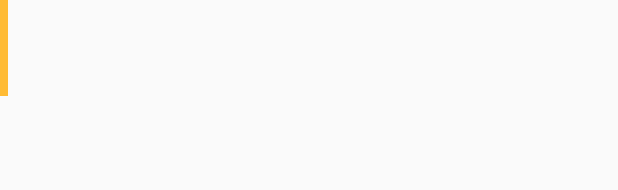
After one commit to OmarAponte/AppAndroid, an Android app: the layout dialog_range.xml on its own in the app's theme, with its tools: preview values and no code run, on a phone screen of 412 x 824 dp. The commit adds this screen. Shown: the top 190 px of the screen. Run offline under Robolectric (Android 15) with nearby library versions, the phone set to English and light mode, and no system bars.

Commit message:
new class

```diff
--- /dev/null
+++ b/app/src/main/res/layout/dialog_range.xml
@@ -0,0 +1,46 @@
+<?xml version="1.0" encoding="utf-8"?>
+<android.support.constraint.ConstraintLayout xmlns:android="http://schemas.android.com/apk/res/android"
+    xmlns:tools="http://schemas.android.com/tools"
+    android:orientation="vertical"
+    android:layout_width="wrap_content"
+    android:layout_height="wrap_content">
+
+    <ImageView
+
+        android:layout_width="5dp"
+        android:layout_height="64dp"
+        android:scaleType="center"
+        android:background="#FFFFBB33"
+        android:contentDescription="@string/app_name"
+        tools:layout_conversion_absoluteX="0dp"
+        tools:layout_conversion_absoluteY="0dp"
+        tools:layout_conversion_absoluteWidth="28dp"
+        tools:layout_conversion_absoluteHeight="64dp"
+        tools:layout_editor_absoluteY="0dp"
+        tools:layout_editor_absoluteX="8dp" />
+
+    <EditText
+        android:id="@+id/username"
+        android:inputType="textEmailAddress"
+        android:layout_width="5dp"
+        android:layout_height="wrap_content"
+        tools:layout_conversion_absoluteX="4dp"
+        tools:layout_conversion_absoluteY="80dp"
+        tools:layout_conversion_absoluteWidth="20dp"
+        tools:layout_conversion_absoluteHeight="42dp"
+        tools:layout_editor_absoluteY="80dp"
+        tools:layout_editor_absoluteX="8dp" />
+
+    <EditText
+        android:id="@+id/password"
+        android:inputType="textPassword"
+        android:layout_width="5dp"
+        android:layout_height="wrap_content"
+        android:fontFamily="sans-serif"
+        tools:layout_conversion_absoluteX="4dp"
+        tools:layout_conversion_absoluteY="130dp"
+        tools:layout_conversion_absoluteWidth="20dp"
+        tools:layout_conversion_absoluteHeight="42dp"
+        tools:layout_editor_absoluteY="130dp"
+        tools:layout_editor_absoluteX="8dp" />
+</android.support.constraint.ConstraintLayout>
```
Also changed, not shown: app/src/main/java/com/example/copelabs/myapplication/MainActivity.java (+28 -0 lines), app/src/main/res/values/string_array.xml (added, +16 -0 lines).
